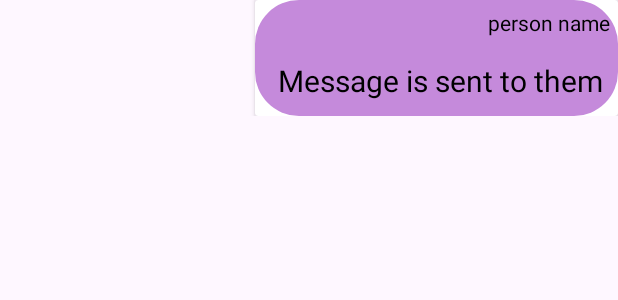
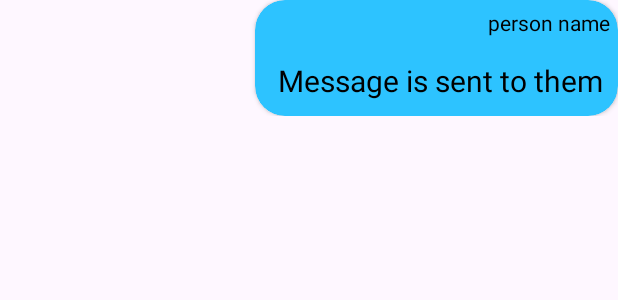
Before and after one commit to devansh-dek/Unify, an Android app: the layout receivercommunity.xml on its own in the app's theme, with its tools: preview values and no code run, on a phone screen of 412 x 824 dp. Shown: the top 300 px of the screen. Run offline under Robolectric (Android 15) with nearby library versions, the light colour scheme and no system bars; Roboto replaces fonts that are not available here.

Commit message:
Removed Box in community App

```diff
--- a/app/src/main/java/com/example/unify/Presentations/StudentsDashBoard/Features/ClubChat/PersonalClubChat.kt
+++ b/app/src/main/java/com/example/unify/Presentations/StudentsDashBoard/Features/ClubChat/PersonalClubChat.kt
@@ -93,6 +93,7 @@ class PersonalClubChat : AppCompatActivity() {
                 })
 
         }
+
         catch (e:Exception){
 
             Log.e("Personal chats ","NOT WORKING OMYE MOYE ${e.localizedMessage}")
--- a/app/src/main/res/layout/receivercommunity.xml
+++ b/app/src/main/res/layout/receivercommunity.xml
@@ -10,13 +10,16 @@
         android:id="@+id/sentmsg"
         android:layout_width="wrap_content"
         android:layout_height="wrap_content"
+        app:cardBackgroundColor="@color/backgroundBlue"
+        app:cardCornerRadius="20dp"
+        android:background="@drawable/messagereceivecstm"
         app:layout_constraintEnd_toEndOf="parent"
         app:layout_constraintTop_toTopOf="parent">
 
         <androidx.constraintlayout.widget.ConstraintLayout
             android:layout_width="match_parent"
             android:layout_height="match_parent"
-            android:background="@drawable/messagereceivecstm">
+            >
 
             <TextView
                 android:id="@+id/sendername"
--- a/app/src/main/res/layout/sendercommunity.xml
+++ b/app/src/main/res/layout/sendercommunity.xml
@@ -8,11 +8,13 @@
         android:id="@+id/sentmsg"
         android:layout_width="wrap_content"
         android:layout_height="wrap_content"
+        android:background="@color/backgroundBlue"
+        app:cardBackgroundColor="#A2D2E8"
+        app:cardCornerRadius="20dp"
         app:layout_constraintStart_toStartOf="parent"
         app:layout_constraintTop_toTopOf="parent">
 <androidx.constraintlayout.widget.ConstraintLayout
     android:layout_width="match_parent"
-    android:background="@drawable/messagesentcstm"
     android:layout_height="match_parent">
 
     <TextView
```
